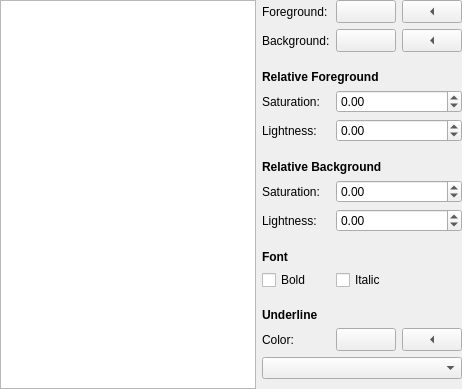
Qt form app/codeeditor/qmleditor/texteditor/colorschemeedit.ui (objectwheel/objectwheel) before a commit.
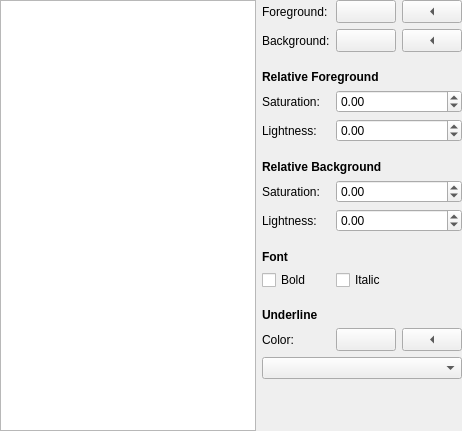
The same form after that commit.

Patch:
```diff
--- a/app/codeeditor/qmleditor/texteditor/colorschemeedit.ui
+++ b/app/codeeditor/qmleditor/texteditor/colorschemeedit.ui
@@ -7,7 +7,7 @@
     <x>0</x>
     <y>0</y>
     <width>462</width>
-    <height>389</height>
+    <height>431</height>
    </rect>
   </property>
   <layout class="QGridLayout" name="gridLayout" columnstretch="1,0,0,0">
```
Left out of the diff: 42 changed lines with no effect on the pictures.
